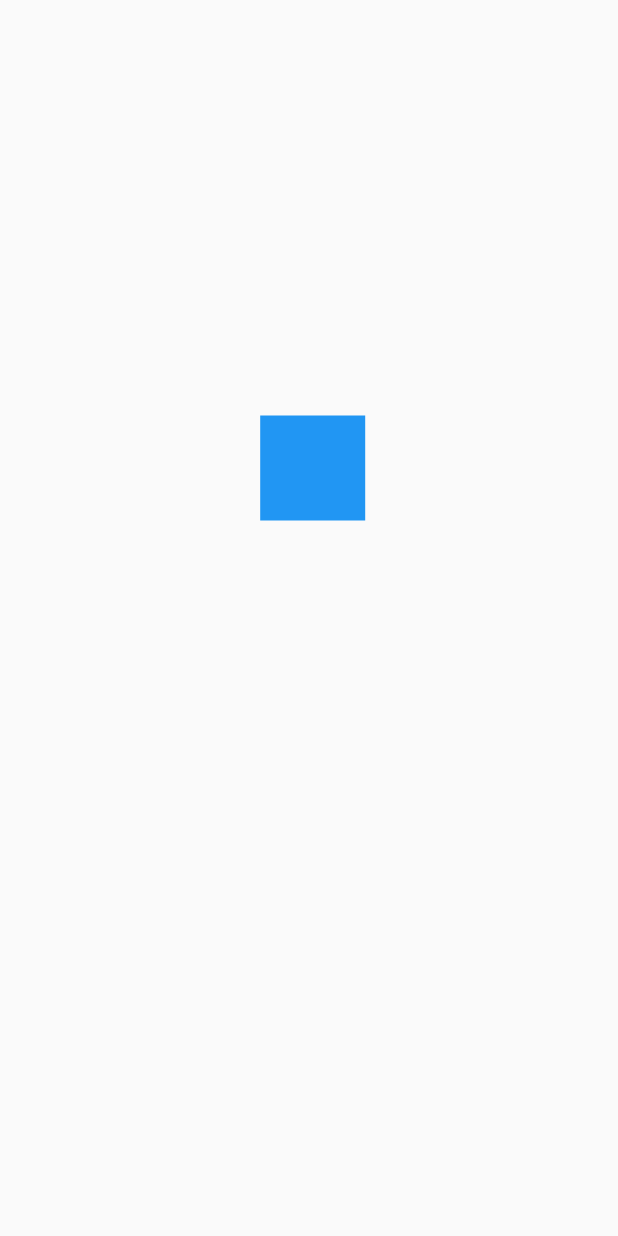
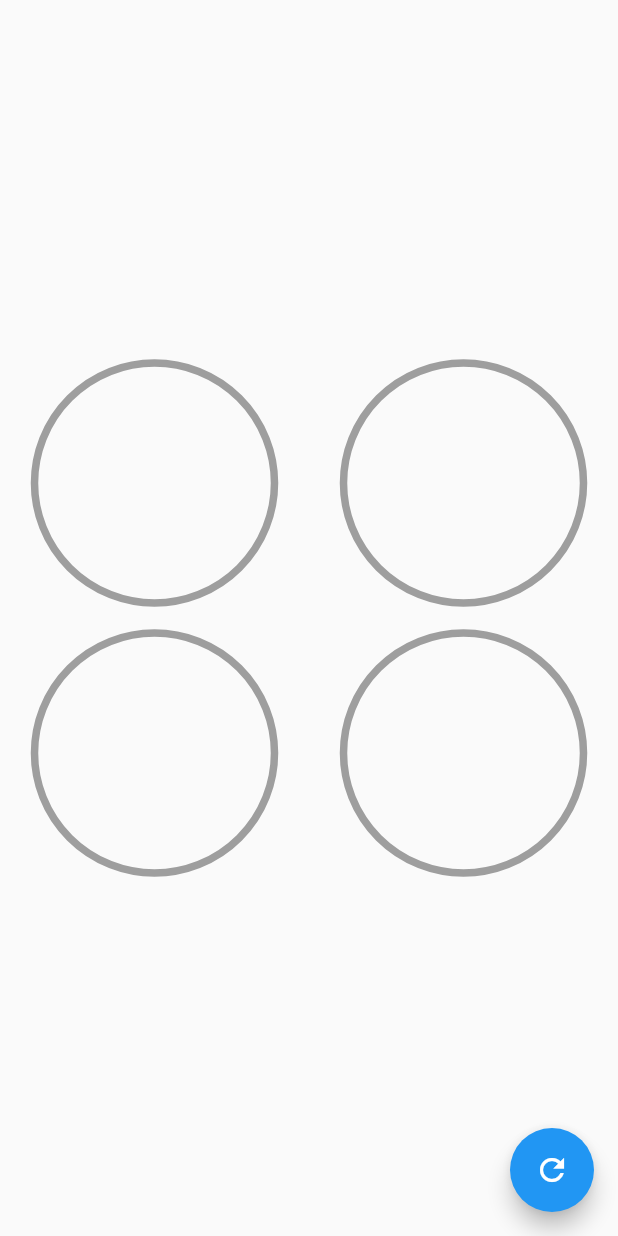
Before and after one commit to edinsonAC/animaciones_personalizadas, a Flutter app: the screen it shows after launch, on a phone screen of 412 x 824 dp. Run offline on Flutter 3.47's test engine with Material 2 defaults, Android fonts, the light colour scheme and no system bars.

Commit message:
realizando barra de progreso cirular personalizado

```diff
--- a/lib/main.dart
+++ b/lib/main.dart
@@ -1,4 +1,4 @@
-import 'package:animaciones_personalizadas/src/retos/cuadrado_animado_sreen.dart';
+import 'package:animaciones_personalizadas/src/screens/graficas_circulares.dart';
 import 'package:flutter/material.dart';
 
 void main() => runApp(MyApp());
@@ -8,7 +8,7 @@ class MyApp extends StatelessWidget {
   Widget build(BuildContext context) {
     return MaterialApp(
       title: 'Material App',
-      home: CuadradoAnimadoScreen(),
+      home: GraficasCircularesScreen(),
     );
   }
 }
--- /dev/null
+++ b/lib/src/screens/graficas_circulares.dart
@@ -0,0 +1,83 @@
+import 'package:animaciones_personalizadas/src/widgets/radial_progress.dart';
+import 'package:flutter/material.dart';
+
+class GraficasCircularesScreen extends StatefulWidget {
+  const GraficasCircularesScreen({Key? key}) : super(key: key);
+
+  @override
+  State<GraficasCircularesScreen> createState() =>
+      _GraficasCircularesScreenState();
+}
+
+class _GraficasCircularesScreenState extends State<GraficasCircularesScreen> {
+  late double porcentaje = 0.0;
+
+  @override
+  Widget build(BuildContext context) {
+    return Scaffold(
+      floatingActionButton: FloatingActionButton(
+        onPressed: () {
+          setState(() {
+            porcentaje += 10;
+            if (porcentaje > 100) {
+              porcentaje = 0;
+            }
+          });
+        },
+        child: const Icon(Icons.refresh),
+      ),
+      body: Column(mainAxisAlignment: MainAxisAlignment.center, children: [
+        Row(
+          mainAxisAlignment: MainAxisAlignment.spaceAround,
+          children: [
+            CustomRadialProgress(
+              porcentaje: porcentaje,
+              color: Colors.yellow,
+            ),
+            CustomRadialProgress(
+              porcentaje: porcentaje,
+              color: Colors.pink,
+            )
+          ],
+        ),
+        Row(
+          mainAxisAlignment: MainAxisAlignment.spaceAround,
+          children: [
+            CustomRadialProgress(
+              porcentaje: porcentaje,
+              color: Colors.blue,
+            ),
+            CustomRadialProgress(
+              porcentaje: porcentaje,
+              color: Colors.green,
+            )
+          ],
+        )
+      ]),
+    );
+  }
+}
+
+class CustomRadialProgress extends StatelessWidget {
+  const CustomRadialProgress({
+    super.key,
+    required this.porcentaje,
+    required this.color,
+  });
+
+  final double porcentaje;
+  final Color color;
+
+  @override
+  Widget build(BuildContext context) {
+    return Container(
+      height: 180,
+      width: 180,
+      child: RadialProgress(
+        porcentaje: porcentaje,
+        color: color,
+        grosorSecundario: 5.0,
+      ),
+    );
+  }
+}
--- /dev/null
+++ b/lib/src/widgets/radial_progress.dart
@@ -0,0 +1,102 @@
+import 'dart:math';
+
+import 'package:flutter/material.dart';
+
+class RadialProgress extends StatefulWidget {
+  final porcentaje;
+  final Color color;
+  final grosorSecundario;
+  const RadialProgress(
+      {Key? key,
+      this.porcentaje,
+      required this.color,
+      this.grosorSecundario = 4})
+      : super(key: key);
+
+  @override
+  State<RadialProgress> createState() => _RadialProgressState();
+}
+
+class _RadialProgressState extends State<RadialProgress>
+    with SingleTickerProviderStateMixin {
+  late AnimationController controller;
+  late double porcentajeAnterior;
+
+  @override
+  void initState() {
+    porcentajeAnterior = widget.porcentaje;
+
+    controller = AnimationController(
+        vsync: this, duration: const Duration(milliseconds: 300));
+
+    super.initState();
+  }
+
+  @override
+  void dispose() {
+    controller.dispose();
+    super.dispose();
+  }
+
+  @override
+  Widget build(BuildContext context) {
+    controller.forward(from: 0.0);
+    final diferenciaAnimar = widget.porcentaje - porcentajeAnterior;
+    porcentajeAnterior = widget.porcentaje;
+
+    return AnimatedBuilder(
+      animation: controller,
+      // child: child,
+      builder: (BuildContext context, Widget? child) {
+        return Container(
+          padding: const EdgeInsets.all(10),
+          width: double.infinity,
+          height: double.infinity,
+          child: CustomPaint(
+            painter: _MiRadialProgress(
+                (widget.porcentaje - diferenciaAnimar) +
+                    (diferenciaAnimar * controller.value),
+                widget.color,
+                widget.grosorSecundario),
+          ),
+        );
+      },
+    );
+  }
+}
+
+class _MiRadialProgress extends CustomPainter {
+  final porcentaje;
+  final Color color;
+  final double grosorSecundario;
+  _MiRadialProgress(this.porcentaje, this.color, this.grosorSecundario);
+
+  @override
+  void paint(Canvas canvas, Size size) {
+    final paint = Paint()
+      ..strokeWidth = grosorSecundario
+      ..color = Colors.grey
+      ..style = PaintingStyle.stroke;
+
+    final center = Offset(size.width * 0.5, size.height / 2);
+    final radio = min(size.width * 0.5, size.height * 0.5);
+
+    canvas.drawCircle(center, radio, paint);
+
+    //arco
+    final paintArco = Paint()
+      ..strokeWidth = 10
+      ..strokeCap = StrokeCap.round
+      ..color = color
+      ..style = PaintingStyle.stroke;
+
+    //parte que se debe ir llenando
+
+    double arcAngule = 2 * pi * (porcentaje / 100);
+    canvas.drawArc(Rect.fromCircle(center: center, radius: radio), -pi / 2,
+        arcAngule, false, paintArco);
+  }
+
+  @override
+  bool shouldRepaint(covariant CustomPainter oldDelegate) => true;
+}
```
Also changed, not shown: lib/src/labs/circular_progress.dart (added, +103 -0 lines).
